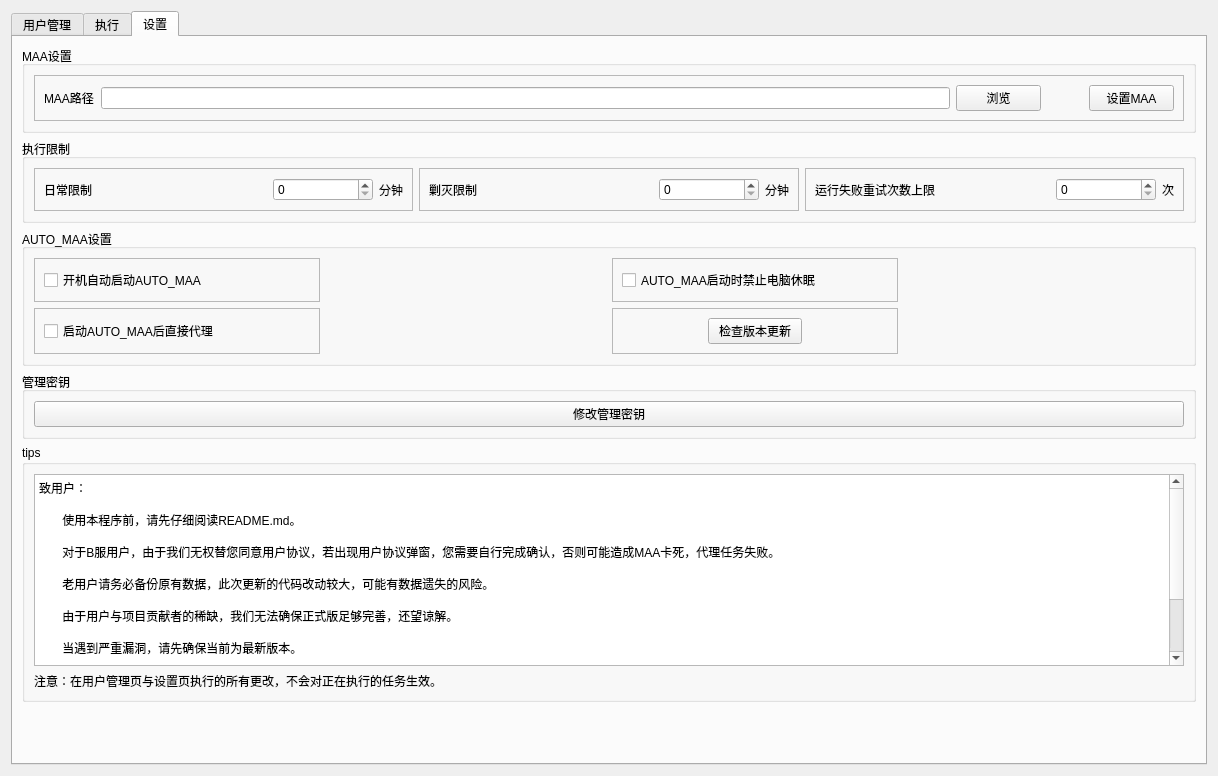
AUTO-MAS-Project/AUTO-MAS, file gui/ui/main.ui: the form before one commit.
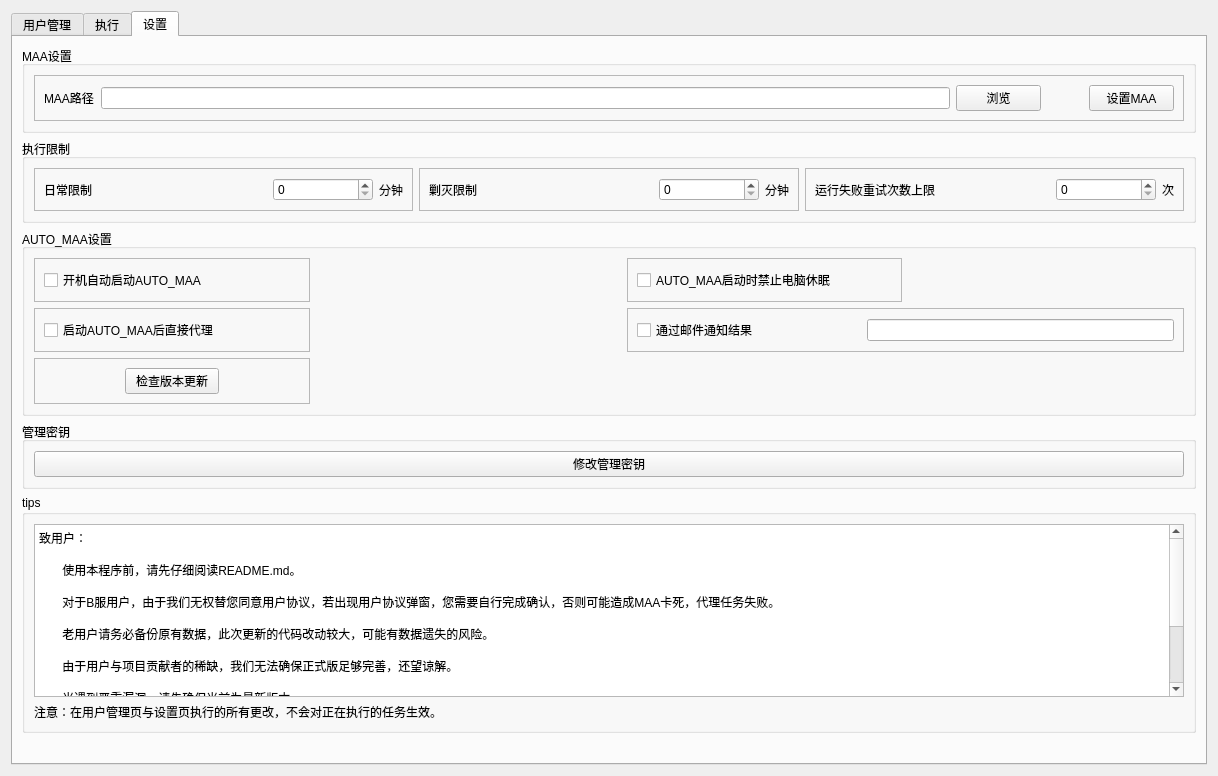
The form after the commit. The open tabs and pages were chosen to show the change.

Commit message: 邮件通知功能上线

The edit to the form file:
```diff
--- a/gui/ui/main.ui
+++ b/gui/ui/main.ui
@@ -1037,7 +1037,20 @@
          <property name="title">
           <string>AUTO_MAA设置</string>
          </property>
-         <layout class="QGridLayout" name="gridLayout_4" columnstretch="1,1,1,1">
+         <layout class="QGridLayout" name="gridLayout_4">
+          <item row="2" column="1">
+           <spacer name="horizontalSpacer_11">
+            <property name="orientation">
+             <enum>Qt::Orientation::Horizontal</enum>
+            </property>
+            <property name="sizeHint" stdset="0">
+             <size>
+              <width>231</width>
+              <height>20</height>
+             </size>
+            </property>
+           </spacer>
+          </item>
           <item row="0" column="0">
            <widget class="QFrame" name="frame_routine_3">
             <property name="frameShape">
@@ -1070,18 +1083,37 @@
             </layout>
            </widget>
           </item>
-          <item row="0" column="1">
-           <spacer name="horizontalSpacer_6">
-            <property name="orientation">
-             <enum>Qt::Orientation::Horizontal</enum>
+          <item row="2" column="0">
+           <widget class="QFrame" name="frame_routine_4">
+            <property name="frameShape">
+             <enum>QFrame::Shape::StyledPanel</enum>
             </property>
-            <property name="sizeHint" stdset="0">
-             <size>
-              <width>40</width>
-              <height>20</height>
-             </size>
+            <property name="frameShadow">
+             <enum>QFrame::Shadow::Raised</enum>
             </property>
-           </spacer>
+            <layout class="QHBoxLayout" name="horizontalLayout_20">
+             <item>
+              <widget class="QCheckBox" name="checkBox_ifproxydirectly">
+               <property name="text">
+                <string>启动AUTO_MAA后直接代理</string>
+               </property>
+              </widget>
+             </item>
+             <item>
+              <spacer name="horizontalSpacer_15">
+               <property name="orientation">
+                <enum>Qt::Orientation::Horizontal</enum>
+               </property>
+               <property name="sizeHint" stdset="0">
+                <size>
+                 <width>40</width>
+                 <height>20</height>
+                </size>
+               </property>
+              </spacer>
+             </item>
+            </layout>
+           </widget>
           </item>
           <item row="0" column="2">
            <widget class="QFrame" name="frame_routine_2">
@@ -1128,52 +1160,20 @@
             </property>
            </spacer>
           </item>
-          <item row="1" column="0">
-           <widget class="QFrame" name="frame_routine_4">
-            <property name="frameShape">
-             <enum>QFrame::Shape::StyledPanel</enum>
-            </property>
-            <property name="frameShadow">
-             <enum>QFrame::Shadow::Raised</enum>
-            </property>
-            <layout class="QHBoxLayout" name="horizontalLayout_20">
-             <item>
-              <widget class="QCheckBox" name="checkBox_ifproxydirectly">
-               <property name="text">
-                <string>启动AUTO_MAA后直接代理</string>
-               </property>
-              </widget>
-             </item>
-             <item>
-              <spacer name="horizontalSpacer_15">
-               <property name="orientation">
-                <enum>Qt::Orientation::Horizontal</enum>
-               </property>
-               <property name="sizeHint" stdset="0">
-                <size>
-                 <width>40</width>
-                 <height>20</height>
-                </size>
-               </property>
-              </spacer>
-             </item>
-            </layout>
-           </widget>
-          </item>
-          <item row="1" column="1">
-           <spacer name="horizontalSpacer_11">
+          <item row="0" column="1">
+           <spacer name="horizontalSpacer_6">
             <property name="orientation">
              <enum>Qt::Orientation::Horizontal</enum>
             </property>
             <property name="sizeHint" stdset="0">
              <size>
-              <width>231</width>
+              <width>40</width>
               <height>20</height>
              </size>
             </property>
            </spacer>
           </item>
-          <item row="1" column="2">
+          <item row="3" column="0">
            <widget class="QFrame" name="frame_check_update">
             <property name="frameShape">
              <enum>QFrame::Shape::StyledPanel</enum>
@@ -1218,7 +1218,7 @@
             </layout>
            </widget>
           </item>
-          <item row="1" column="3">
+          <item row="3" column="1">
            <spacer name="horizontalSpacer_12">
             <property name="orientation">
              <enum>Qt::Orientation::Horizontal</enum>
@@ -1231,6 +1231,41 @@
             </property>
            </spacer>
           </item>
+          <item row="2" column="2" colspan="2">
+           <widget class="QFrame" name="frame_routine_5">
+            <property name="frameShape">
+             <enum>QFrame::Shape::StyledPanel</enum>
+            </property>
+            <property name="frameShadow">
+             <enum>QFrame::Shadow::Raised</enum>
+            </property>
+            <layout class="QHBoxLayout" name="horizontalLayout_22" stretch="0,1,3">
+             <item>
+              <widget class="QCheckBox" name="checkBox_ifsendmail">
+               <property name="text">
+                <string>通过邮件通知结果</string>
+               </property>
+              </widget>
+             </item>
+             <item>
+              <spacer name="horizontalSpacer_16">
+               <property name="orientation">
+                <enum>Qt::Orientation::Horizontal</enum>
+               </property>
+               <property name="sizeHint" stdset="0">
+                <size>
+                 <width>40</width>
+                 <height>20</height>
+                </size>
+               </property>
+              </spacer>
+             </item>
+             <item>
+              <widget class="QLineEdit" name="lineEdit_mailaddress"/>
+             </item>
+            </layout>
+           </widget>
+          </item>
          </layout>
         </widget>
        </item>
```
Left out of the diff: 4 changed lines with no effect on the pictures. The commit also changes 2 other files.
